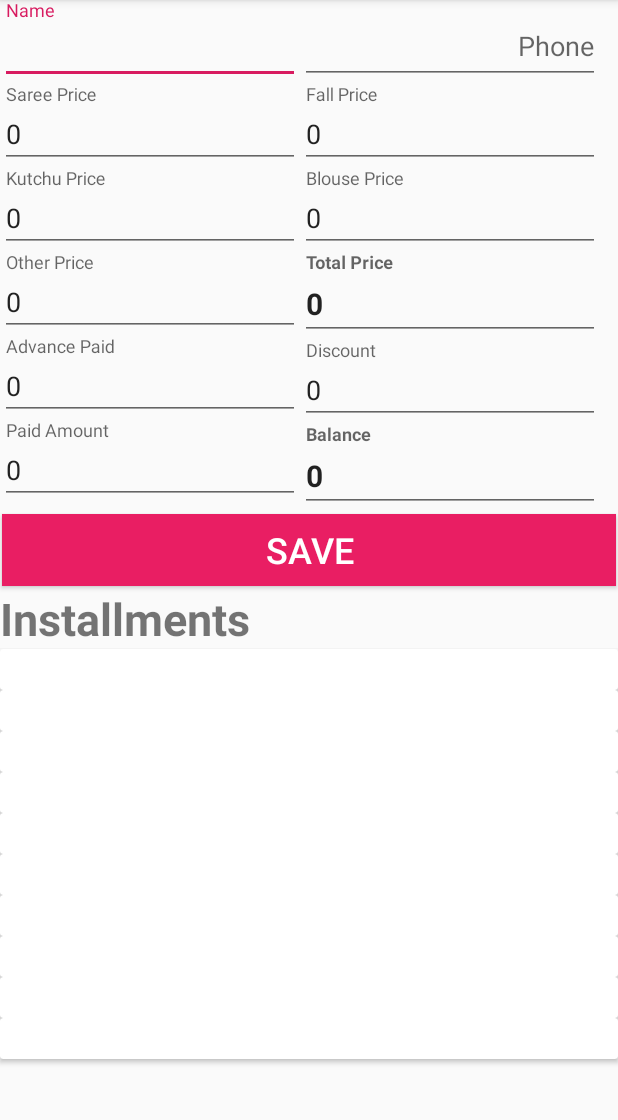
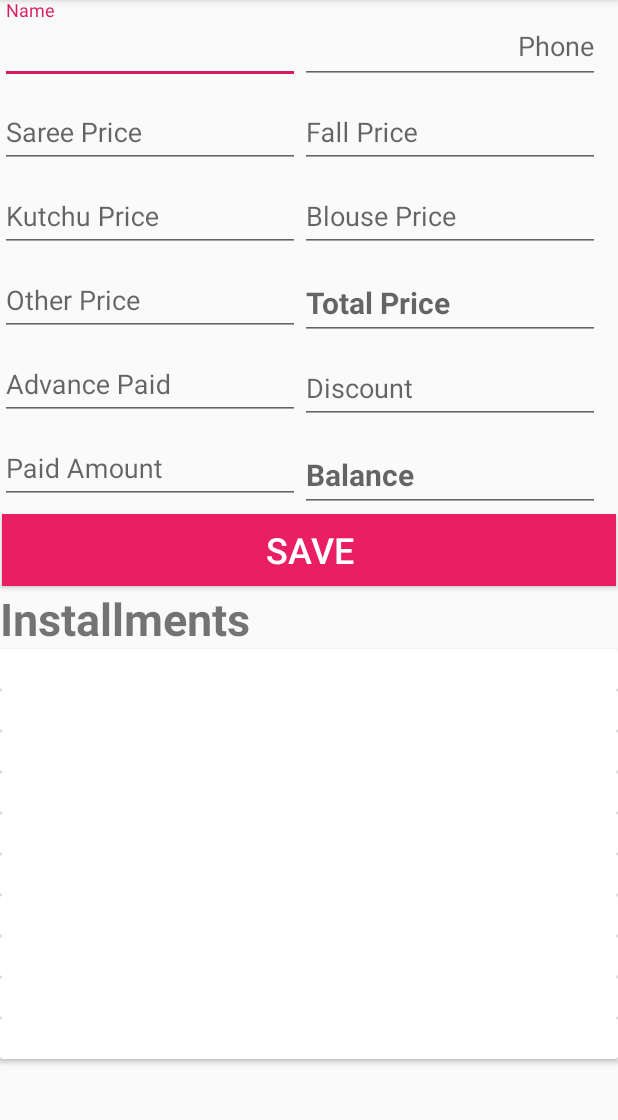
Before and after one commit to babureddy1969/boutique, an Android app: the TransactionActivity screen opened directly, with no data from a screen before it, on a phone screen of 412 x 824 dp, the part 84-1204 px from its top. Run offline under Robolectric (Android 15) with nearby library versions, the phone set to English and light mode, and no system bars.

Commit message:
Removed default value of 0 in transaction screen.

```diff
--- a/app/src/main/AndroidManifest.xml
+++ b/app/src/main/AndroidManifest.xml
@@ -16,8 +16,9 @@
         android:supportsRtl="true"
         android:theme="@style/AppTheme"
         android:usesCleartextTraffic="true">
+<!--
         <activity
-            android:name=".TabbedMainActivity"
+            android:name=".ui.DashboardActivity"
             android:label="@string/title_activity_tabbed_main"
             android:theme="@style/AppTheme.NoActionBar">
             <intent-filter>
@@ -26,6 +27,7 @@
                 <category android:name="android.intent.category.LAUNCHER" />
             </intent-filter>
         </activity>
+-->
         <activity
             android:name=".ui.ItemActivity"
             android:label="@string/title_activity_item"
--- a/app/src/main/java/com/example/employeelist/ui/TransactionActivity.java
+++ b/app/src/main/java/com/example/employeelist/ui/TransactionActivity.java
@@ -289,19 +289,19 @@ public class TransactionActivity extends AppCompatActivity {
         EditText editBalance = findViewById(R.id.editBalance);
         EditText editPaid = findViewById(R.id.editPaid);
         EditText editOther = findViewById(R.id.editOther);
-        editId.setText("0");
+        editId.setText("");
         editName.setText("");
         editPhone.setText("");
-        editTotal.setText("0");
-        editSaree.setText("0");
-        editFall.setText("0");
-        editKutchu.setText("0");
-        editBlouse.setText("0");
-        editOther.setText("0");
-        editAdvance.setText("0");
-        editPaid.setText("0");
-        editBalance.setText("0");
-        editDiscount.setText("0");
+        editTotal.setText("");
+        editSaree.setText("");
+        editFall.setText("");
+        editKutchu.setText("");
+        editBlouse.setText("");
+        editOther.setText("");
+        editAdvance.setText("");
+        editPaid.setText("");
+        editBalance.setText("");
+        editDiscount.setText("");
 
     }
     private String validate(){
```
Also changed, not shown: app/src/main/res/layout/activity_dashboard.xml (+5 -5 lines).
